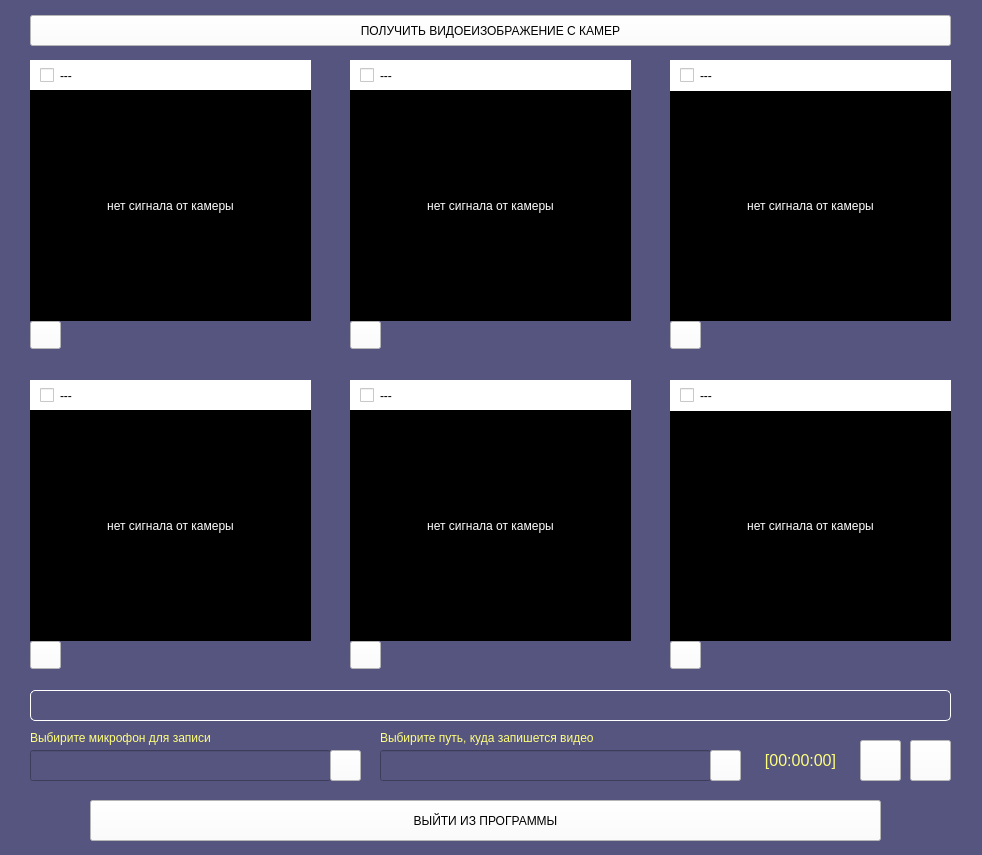
Qt form GUI/main.ui (dimanchik79/ScoolCam) before a commit.
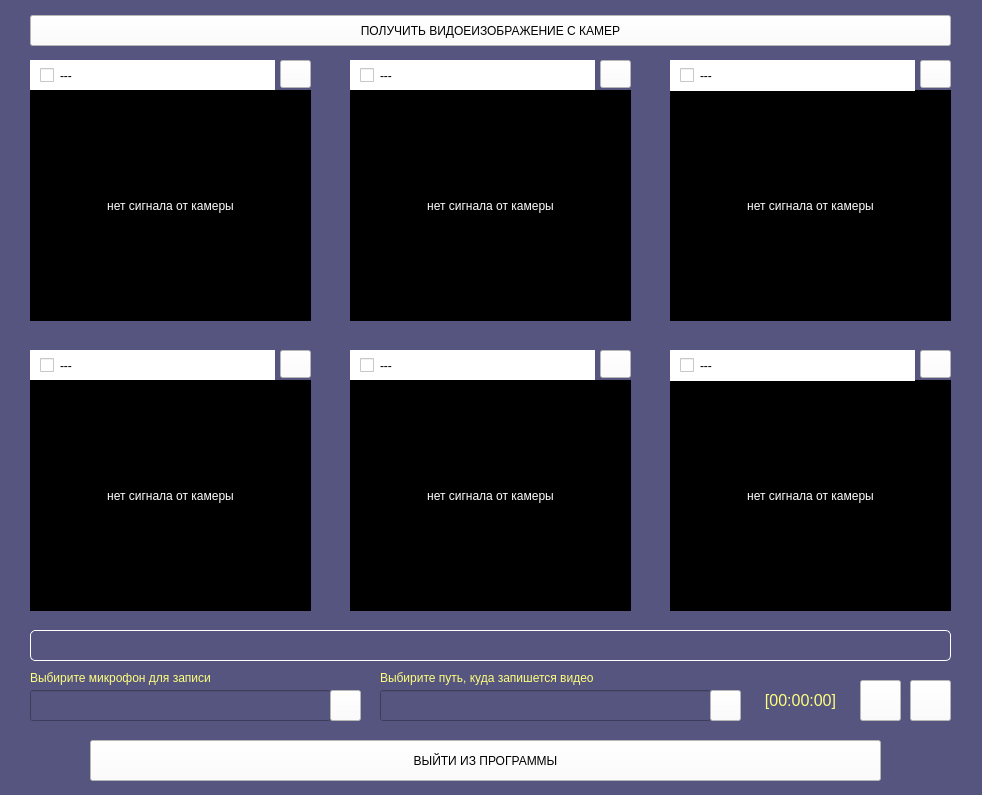
The same form after that commit. Icons and pictures are not drawn.

What changed in the file:
```diff
--- a/GUI/main.ui
+++ b/GUI/main.ui
@@ -10,7 +10,7 @@
     <x>0</x>
     <y>0</y>
     <width>982</width>
-    <height>855</height>
+    <height>795</height>
    </rect>
   </property>
   <property name="windowTitle">
@@ -31,7 +31,7 @@
     <property name="geometry">
      <rect>
       <x>30</x>
-      <y>730</y>
+      <y>670</y>
       <width>331</width>
       <height>16</height>
      </rect>
@@ -50,7 +50,7 @@
     <property name="geometry">
      <rect>
       <x>30</x>
-      <y>750</y>
+      <y>690</y>
       <width>301</width>
       <height>31</height>
      </rect>
@@ -63,7 +63,7 @@
     <property name="geometry">
      <rect>
       <x>330</x>
-      <y>750</y>
+      <y>690</y>
       <width>31</width>
       <height>31</height>
      </rect>
@@ -86,7 +86,7 @@
     <property name="geometry">
      <rect>
       <x>380</x>
-      <y>730</y>
+      <y>670</y>
       <width>321</width>
       <height>16</height>
      </rect>
@@ -105,7 +105,7 @@
     <property name="geometry">
      <rect>
       <x>380</x>
-      <y>750</y>
+      <y>690</y>
       <width>331</width>
       <height>31</height>
      </rect>
@@ -118,7 +118,7 @@
     <property name="geometry">
      <rect>
       <x>710</x>
-      <y>750</y>
+      <y>690</y>
       <width>31</width>
       <height>31</height>
      </rect>
@@ -141,7 +141,7 @@
     <property name="geometry">
      <rect>
       <x>860</x>
-      <y>740</y>
+      <y>680</y>
       <width>41</width>
       <height>41</height>
      </rect>
@@ -180,7 +180,7 @@
     <property name="geometry">
      <rect>
       <x>910</x>
-      <y>740</y>
+      <y>680</y>
       <width>41</width>
       <height>41</height>
      </rect>
@@ -219,7 +219,7 @@
     <property name="geometry">
      <rect>
       <x>90</x>
-      <y>800</y>
+      <y>740</y>
       <width>791</width>
       <height>41</height>
      </rect>
@@ -249,8 +249,8 @@
     <property name="geometry">
      <rect>
       <x>350</x>
-      <y>380</y>
-      <width>281</width>
+      <y>350</y>
+      <width>245</width>
       <height>31</height>
      </rect>
     </property>
@@ -273,8 +273,8 @@
     <property name="geometry">
      <rect>
       <x>30</x>
-      <y>380</y>
-      <width>281</width>
+      <y>350</y>
+      <width>245</width>
       <height>31</height>
      </rect>
     </property>
@@ -297,7 +297,7 @@
     <property name="geometry">
      <rect>
       <x>350</x>
-      <y>410</y>
+      <y>380</y>
       <width>281</width>
       <height>231</height>
      </rect>
@@ -318,7 +318,7 @@
      <rect>
       <x>350</x>
       <y>60</y>
-      <width>281</width>
+      <width>245</width>
       <height>31</height>
      </rect>
     </property>
@@ -362,7 +362,7 @@
      <rect>
       <x>30</x>
       <y>60</y>
-      <width>281</width>
+      <width>245</width>
       <height>31</height>
      </rect>
     </property>
@@ -386,7 +386,7 @@
      <rect>
       <x>670</x>
       <y>60</y>
-      <width>281</width>
+      <width>245</width>
       <height>31</height>
      </rect>
     </property>
@@ -409,7 +409,7 @@
     <property name="geometry">
      <rect>
       <x>30</x>
-      <y>410</y>
+      <y>380</y>
       <width>281</width>
       <height>231</height>
      </rect>
@@ -449,7 +449,7 @@
     <property name="geometry">
      <rect>
       <x>670</x>
-      <y>410</y>
+      <y>380</y>
       <width>281</width>
       <height>231</height>
      </rect>
@@ -489,8 +489,8 @@
     <property name="geometry">
      <rect>
       <x>670</x>
-      <y>380</y>
-      <width>281</width>
+      <y>350</y>
+      <width>245</width>
       <height>31</height>
      </rect>
     </property>
@@ -513,7 +513,7 @@
     <property name="geometry">
      <rect>
       <x>30</x>
-      <y>690</y>
+      <y>630</y>
       <width>921</width>
       <height>31</height>
      </rect>
@@ -568,7 +568,7 @@
     <property name="geometry">
      <rect>
       <x>750</x>
-      <y>740</y>
+      <y>680</y>
       <width>101</width>
       <height>41</height>
      </rect>
@@ -591,8 +591,8 @@
    <widget class="QPushButton" name="prev_1">
     <property name="geometry">
      <rect>
-      <x>30</x>
-      <y>321</y>
+      <x>280</x>
+      <y>60</y>
       <width>31</width>
       <height>28</height>
      </rect>
@@ -624,8 +624,8 @@
    <widget class="QPushButton" name="prev_2">
     <property name="geometry">
      <rect>
-      <x>350</x>
-      <y>321</y>
+      <x>600</x>
+      <y>60</y>
       <width>31</width>
       <height>28</height>
      </rect>
@@ -657,8 +657,8 @@
    <widget class="QPushButton" name="prev_3">
     <property name="geometry">
      <rect>
-      <x>670</x>
-      <y>321</y>
+      <x>920</x>
+      <y>60</y>
       <width>31</width>
       <height>28</height>
      </rect>
@@ -690,8 +690,8 @@
    <widget class="QPushButton" name="prev_4">
     <property name="geometry">
      <rect>
-      <x>30</x>
-      <y>641</y>
+      <x>280</x>
+      <y>350</y>
       <width>31</width>
       <height>28</height>
      </rect>
@@ -716,8 +716,8 @@
    <widget class="QPushButton" name="prev_5">
     <property name="geometry">
      <rect>
-      <x>350</x>
-      <y>641</y>
+      <x>600</x>
+      <y>350</y>
       <width>31</width>
       <height>28</height>
      </rect>
@@ -742,8 +742,8 @@
    <widget class="QPushButton" name="prev_6">
     <property name="geometry">
      <rect>
-      <x>670</x>
-      <y>641</y>
+      <x>920</x>
+      <y>350</y>
       <width>31</width>
       <height>28</height>
      </rect>
```
